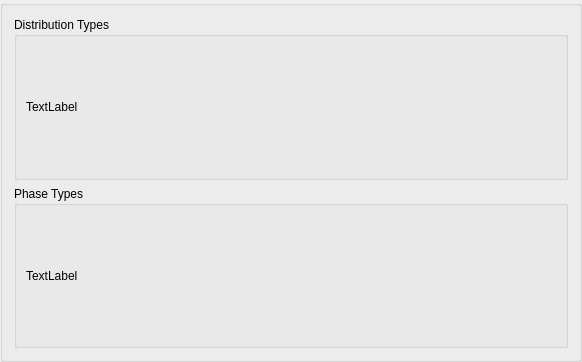
Old version of the form Source/FilterWidgets/DREAM3DLib/StatisticsFiltersWidgets/QGenerateEnsembleStatisticsWidget.ui in the repository BlueQuartzSoftware/DREAM3D.
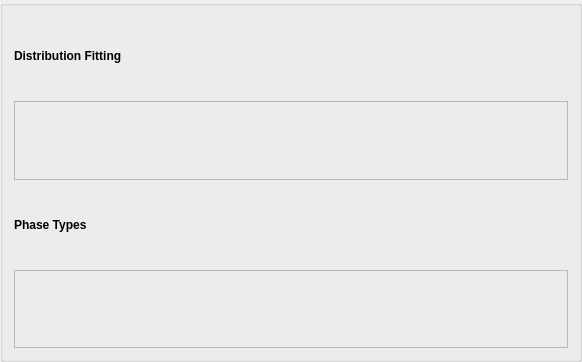
New version of the form. Custom widgets are drawn as their Qt base class.

Commit message: Fixing some layout issues with the DistributionTypeWidget

```diff
--- a/Source/FilterWidgets/DREAM3DLib/StatisticsFiltersWidgets/QGenerateEnsembleStatisticsWidget.ui
+++ b/Source/FilterWidgets/DREAM3DLib/StatisticsFiltersWidgets/QGenerateEnsembleStatisticsWidget.ui
@@ -12,35 +12,45 @@
   </property>
   <layout class="QVBoxLayout" name="verticalLayout">
    <item>
-    <widget class="QGroupBox" name="distributionTypeGroupBox">
-     <property name="title">
-      <string>Distribution Types</string>
-     </property>
-     <layout class="QVBoxLayout" name="distributionTypeLayout">
-      <item>
        <widget class="QLabel" name="label">
+     <property name="styleSheet">
+      <string notr="true">QLabel {
+font-weight: bold;
+font-size: 12px;
+}</string>
+     </property>
         <property name="text">
-         <string>TextLabel</string>
-        </property>
-       </widget>
-      </item>
-     </layout>
+      <string>Distribution Fitting</string>
+     </property>
     </widget>
    </item>
    <item>
-    <widget class="QGroupBox" name="phaseTypeGroupBox">
-     <property name="title">
-      <string>Phase Types</string>
+    <widget class="QFrame" name="distributionTypeFrame">
+     <property name="frameShape">
+      <enum>QFrame::StyledPanel</enum>
      </property>
-     <layout class="QVBoxLayout" name="phaseTypeLayout">
+     <layout class="QVBoxLayout" name="distributionTypeLayout"/>
+    </widget>
+   </item>
       <item>
        <widget class="QLabel" name="label_2">
+     <property name="styleSheet">
+      <string notr="true">QLabel {
+font-weight: bold;
+font-size: 12px;
+}</string>
+     </property>
         <property name="text">
-         <string>TextLabel</string>
+      <string>Phase Types</string>
         </property>
        </widget>
       </item>
-     </layout>
+   <item>
+    <widget class="QFrame" name="phaseTypeFrame">
+     <property name="frameShape">
+      <enum>QFrame::StyledPanel</enum>
+     </property>
+     <layout class="QVBoxLayout" name="phaseTypeLayout"/>
     </widget>
    </item>
   </layout>
```
Lines whose indentation alone changed are shown as unchanged. The commit also changes 3 other files.
